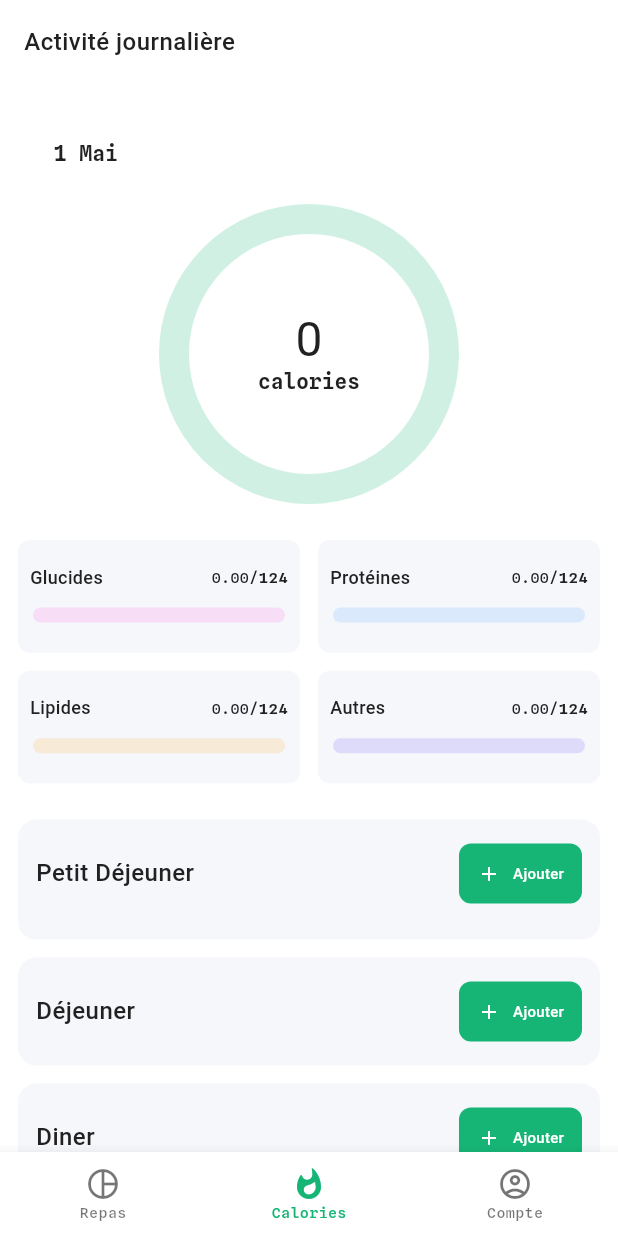
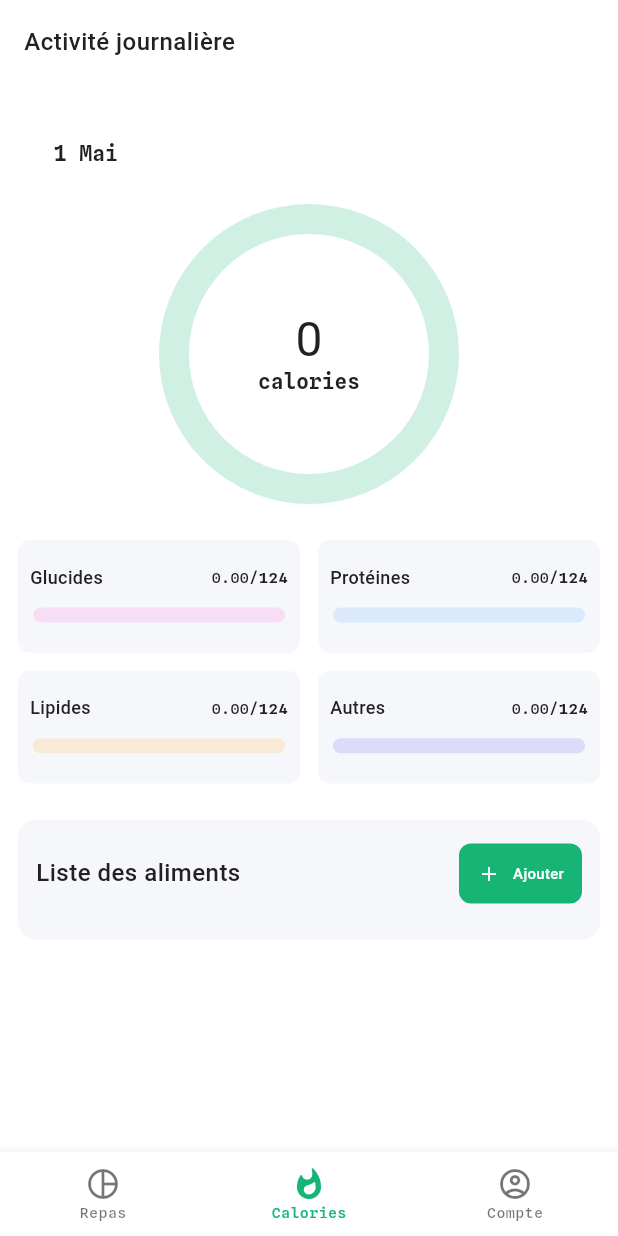
Before and after one commit to MaximeLemesle/Compteur-de-calories, a Flutter app: the screen it shows after launch, on a phone screen of 412 x 824 dp. Run offline on Flutter 3.47's test engine with Material 3 defaults, Android fonts, the phone set to English and light mode, and no system bars; drawn by our look-alikes of countup, percent_indicator; our stand-ins replace flutter_bloc, shared_preferences; Roboto replaces fonts that are missing (Dela Gothic One).

Commit message:
🎨 Fix some design stuff l 01/05

```diff
--- a/lib/ui/screens/add_aliment.dart
+++ b/lib/ui/screens/add_aliment.dart
@@ -149,6 +149,13 @@ class _AddAlimentState extends State<AddAliment> {
       ),
     );
   }
+
+  /// Vider les résultats de l'API en quittant la page
+  @override
+  void dispose() {
+    _aliments.clear();
+    super.dispose();
+  }
 }
 
 /// Ajout d'une majuscule au début d'une chaine de caractère
--- a/lib/ui/screens/aliment_details.dart
+++ b/lib/ui/screens/aliment_details.dart
@@ -4,7 +4,6 @@ import 'package:compteur_cal/ui/widget/aliment_data_card.dart';
 import 'package:compteur_cal/ui/widget/button.dart';
 import 'package:compteur_cal/ui/widget/dropdown_custom.dart';
 import 'package:flutter/material.dart';
-import 'package:flutter/widgets.dart';
 import 'package:flutter_bloc/flutter_bloc.dart';
 
 class AlimentDetails extends StatefulWidget {
--- a/lib/ui/views/calories_view.dart
+++ b/lib/ui/views/calories_view.dart
@@ -136,7 +136,7 @@ class _CalorieViewState extends State<CalorieView> {
               height: 24,
             ),
 
-            /// Liste des aliments du petit déjeuner
+            /// Liste des aliments
             Container(
               padding: const EdgeInsets.all(12),
               decoration: ShapeDecoration(
@@ -151,7 +151,7 @@ class _CalorieViewState extends State<CalorieView> {
                     mainAxisAlignment: MainAxisAlignment.spaceBetween,
                     children: [
                       Text(
-                        'Petit Déjeuner',
+                        'Liste des aliments',
                         style: Theme.of(context).textTheme.titleMedium,
                       ),
 
@@ -195,77 +195,77 @@ class _CalorieViewState extends State<CalorieView> {
               ),
             ),
 
-            const SizedBox(
-              height: 12,
-            ),
+            // const SizedBox(
+            //   height: 12,
+            // ),
 
-            /// Liste des aliments du déjeuner
-            Container(
-              padding: const EdgeInsets.all(12),
-              decoration: ShapeDecoration(
-                color: Theme.of(context).colorScheme.surfaceVariant,
-                shape: RoundedRectangleBorder(
-                  borderRadius: BorderRadius.circular(12),
-                ),
-              ),
-              child: Column(
-                children: [
-                  Row(
-                    mainAxisAlignment: MainAxisAlignment.spaceBetween,
-                    children: [
-                      Text(
-                        'Déjeuner',
-                        style: Theme.of(context).textTheme.titleMedium,
-                      ),
+            // /// Liste des aliments du déjeuner
+            // Container(
+            //   padding: const EdgeInsets.all(12),
+            //   decoration: ShapeDecoration(
+            //     color: Theme.of(context).colorScheme.surfaceVariant,
+            //     shape: RoundedRectangleBorder(
+            //       borderRadius: BorderRadius.circular(12),
+            //     ),
+            //   ),
+            //   child: Column(
+            //     children: [
+            //       Row(
+            //         mainAxisAlignment: MainAxisAlignment.spaceBetween,
+            //         children: [
+            //           Text(
+            //             'Déjeuner',
+            //             style: Theme.of(context).textTheme.titleMedium,
+            //           ),
 
-                      /// Button
-                      Button(
-                        onPressed: () async {
-                          await Navigator.pushNamed(context, '/add_aliment');
-                        },
-                        buttonText: 'Ajouter',
-                      ),
-                    ],
-                  ),
-                ],
-              ),
-            ),
+            //           /// Button
+            //           Button(
+            //             onPressed: () async {
+            //               await Navigator.pushNamed(context, '/add_aliment');
+            //             },
+            //             buttonText: 'Ajouter',
+            //           ),
+            //         ],
+            //       ),
+            //     ],
+            //   ),
+            // ),
 
-            const SizedBox(
-              height: 12,
-            ),
+            // const SizedBox(
+            //   height: 12,
+            // ),
 
-            /// Liste des aliments du déjeuner
-            Container(
-              padding: const EdgeInsets.all(12),
-              decoration: ShapeDecoration(
-                color: Theme.of(context).colorScheme.surfaceVariant,
-                shape: RoundedRectangleBorder(
-                  borderRadius: BorderRadius.circular(12),
-                ),
-              ),
-              child: Column(
-                children: [
-                  Row(
-                    mainAxisAlignment: MainAxisAlignment.spaceBetween,
-                    children: [
-                      Text(
-                        'Diner',
-                        style: Theme.of(context).textTheme.titleMedium,
-                      ),
+            // /// Liste des aliments du déjeuner
+            // Container(
+            //   padding: const EdgeInsets.all(12),
+            //   decoration: ShapeDecoration(
+            //     color: Theme.of(context).colorScheme.surfaceVariant,
+            //     shape: RoundedRectangleBorder(
+            //       borderRadius: BorderRadius.circular(12),
+            //     ),
+            //   ),
+            //   child: Column(
+            //     children: [
+            //       Row(
+            //         mainAxisAlignment: MainAxisAlignment.spaceBetween,
+            //         children: [
+            //           Text(
+            //             'Diner',
+            //             style: Theme.of(context).textTheme.titleMedium,
+            //           ),
 
-                      /// Button
-                      Button(
-                        onPressed: () async {
-                          await Navigator.pushNamed(context, '/add_aliment');
-                        },
-                        buttonText: 'Ajouter',
-                      ),
-                    ],
-                  ),
-                ],
-              ),
-            ),
+            //           /// Button
+            //           Button(
+            //             onPressed: () async {
+            //               await Navigator.pushNamed(context, '/add_aliment');
+            //             },
+            //             buttonText: 'Ajouter',
+            //           ),
+            //         ],
+            //       ),
+            //     ],
+            //   ),
+            // ),
           ],
         );
       },
```
Also changed, not shown: lib/models/aliment.dart (+8 -7 lines), lib/repositories/aliment_repository.dart (+33 -13 lines).
